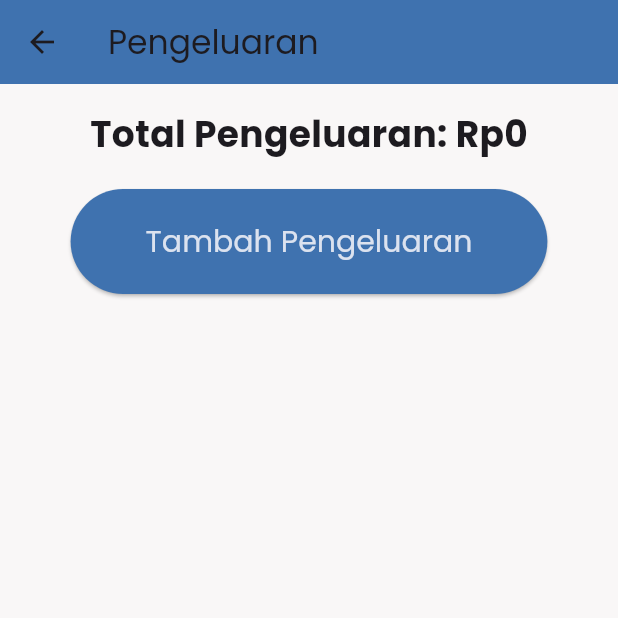
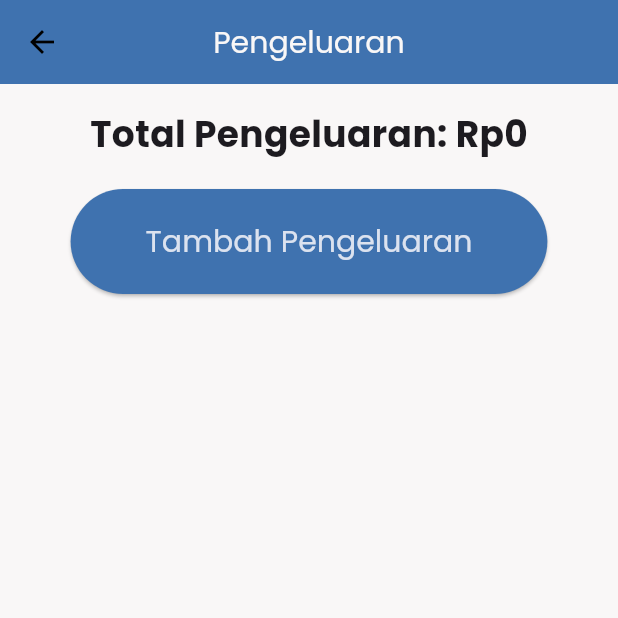
Before and after one commit to rifalarf/uanq, a Flutter app: the screen it shows after launch, after a tap on "Pengeluaran", on a phone screen of 412 x 824 dp, the top half of it. Run offline on Flutter 3.47's test engine with Material 3 defaults, Android fonts, the phone set to English and light mode, and no system bars; our stand-ins replace shared_preferences, syncfusion_flutter_datagrid.

Commit message:
fix appbar, dll

```diff
--- a/lib/expense_screen.dart
+++ b/lib/expense_screen.dart
@@ -4,13 +4,15 @@ import 'expense_form_screen.dart';
 import 'income_provider.dart';
 
 class ExpenseScreen extends StatelessWidget {
+  const ExpenseScreen({super.key});
+
   @override
   Widget build(BuildContext context) {
     final incomeProvider = Provider.of<IncomeProvider>(context);
 
     return Scaffold(
       appBar: AppBar(
-        title: Text('Pengeluaran'),
+        title: const Text('Pengeluaran'),
       ),
       body: Padding(
         padding: const EdgeInsets.all(16.0),
@@ -18,9 +20,9 @@ class ExpenseScreen extends StatelessWidget {
           children: <Widget>[
             Text(
               'Total Pengeluaran: ${incomeProvider.formatCurrency(incomeProvider.totalExpense)}',
-              style: TextStyle(fontSize: 24, fontWeight: FontWeight.bold),
+              style: const TextStyle(fontSize: 24, fontWeight: FontWeight.bold),
             ),
-            SizedBox(height: 20),
+            const SizedBox(height: 20),
             ElevatedButton(
               onPressed: () {
                 Navigator.push(
@@ -35,16 +37,16 @@ class ExpenseScreen extends StatelessWidget {
                   ),
                 );
               },
-              child: Text('Tambah Pengeluaran'),
               style: ElevatedButton.styleFrom(
-                foregroundColor: Color.fromARGB(255, 219, 226, 239),
-                backgroundColor: Color.fromARGB(
+                foregroundColor: const Color.fromARGB(255, 219, 226, 239),
+                backgroundColor: const Color.fromARGB(
                     255, 63, 114, 175), // Warna teks di dalam tombol
-                padding: EdgeInsets.symmetric(horizontal: 50, vertical: 20),
-                textStyle: TextStyle(fontSize: 20, fontFamily: 'Poppins'),
+                padding: const EdgeInsets.symmetric(horizontal: 50, vertical: 20),
+                textStyle: const TextStyle(fontSize: 20, fontFamily: 'Poppins'),
               ),
+              child: const Text('Tambah Pengeluaran'),
             ),
-            SizedBox(height: 20),
+            const SizedBox(height: 20),
             Expanded(
               child: ListView.builder(
                 itemCount: incomeProvider.expenseList.length,
@@ -58,7 +60,7 @@ class ExpenseScreen extends StatelessWidget {
                       mainAxisSize: MainAxisSize.min,
                       children: <Widget>[
                         IconButton(
-                          icon: Icon(Icons.edit),
+                          icon: const Icon(Icons.edit),
                           onPressed: () {
                             Navigator.push(
                               context,
@@ -77,7 +79,7 @@ class ExpenseScreen extends StatelessWidget {
                           },
                         ),
                         IconButton(
-                          icon: Icon(Icons.delete),
+                          icon: const Icon(Icons.delete),
                           onPressed: () {
                             incomeProvider.deleteExpense(index);
                           },
--- a/lib/home_screen.dart
+++ b/lib/home_screen.dart
@@ -7,6 +7,8 @@ import 'expense_screen.dart';
 import 'financial_report_screen.dart';
 
 class HomeScreen extends StatelessWidget {
+  const HomeScreen({super.key});
+
   @override
   Widget build(BuildContext context) {
     final incomeProvider = Provider.of<IncomeProvider>(context);
@@ -18,7 +20,7 @@ class HomeScreen extends StatelessWidget {
 
     return Scaffold(
       appBar: AppBar(
-        title: Text('Aplikasiku'),
+        title: const Text('Beranda'),
       ),
       body: Padding(
         padding: const EdgeInsets.all(16.0),
@@ -26,79 +28,40 @@ class HomeScreen extends StatelessWidget {
           child: Column(
             mainAxisAlignment: MainAxisAlignment.center,
             children: <Widget>[
-              Text(
+              const Text(
                 'Arus Kas',
-                style: TextStyle(fontSize: 24, fontWeight: FontWeight.bold),
+                style: TextStyle(fontSize: 24, fontWeight: FontWeight.w500),
               ),
               Text(
                 incomeProvider.formatCurrency(cashFlow),
-                style: TextStyle(fontSize: 32, fontWeight: FontWeight.bold),
+                style:
+                    const TextStyle(fontSize: 32, fontWeight: FontWeight.bold),
               ),
-              SizedBox(height: 20),
+              const SizedBox(height: 20),
               Row(
                 mainAxisAlignment: MainAxisAlignment.center,
                 children: <Widget>[
-                  Icon(Icons.arrow_downward, color: Colors.green),
-                  SizedBox(width: 8),
+                  const Icon(Icons.arrow_downward, color: Colors.green),
+                  const SizedBox(width: 8),
                   Text(
                     'Pemasukan: ${incomeProvider.formatCurrency(totalIncome)}',
-                    style: TextStyle(fontSize: 16, color: Colors.green),
+                    style: const TextStyle(fontSize: 16, color: Colors.green),
                   ),
                 ],
               ),
-              SizedBox(height: 10),
+              const SizedBox(height: 10),
               Row(
                 mainAxisAlignment: MainAxisAlignment.center,
                 children: <Widget>[
-                  Icon(Icons.arrow_upward, color: Colors.red),
-                  SizedBox(width: 8),
+                  const Icon(Icons.arrow_upward, color: Colors.red),
+                  const SizedBox(width: 8),
                   Text(
                     'Pengeluaran: ${incomeProvider.formatCurrency(totalExpense)}',
-                    style: TextStyle(fontSize: 16, color: Colors.red),
+                    style: const TextStyle(fontSize: 16, color: Colors.red),
                   ),
                 ],
               ),
-              SizedBox(height: 20),
-              SizedBox(
-                width: double.infinity,
-                child: ElevatedButton(
-                  onPressed: () {
-                    Navigator.push(
-                      context,
-                      MaterialPageRoute(builder: (context) => IncomeScreen()),
-                    );
-                  },
-                  child: Text('Pemasukan'),
-                  style: ElevatedButton.styleFrom(
-                    foregroundColor: Color.fromARGB(255, 219, 226, 239),
-                    backgroundColor: Color.fromARGB(
-                        255, 63, 114, 175), // Warna teks di dalam tombol
-                    padding: EdgeInsets.symmetric(horizontal: 30, vertical: 20),
-                    textStyle: TextStyle(fontSize: 20, fontFamily: 'Poppins'),
-                  ),
-                ),
-              ),
-              SizedBox(height: 20),
-              SizedBox(
-                width: double.infinity,
-                child: ElevatedButton(
-                  onPressed: () {
-                    Navigator.push(
-                      context,
-                      MaterialPageRoute(builder: (context) => ExpenseScreen()),
-                    );
-                  },
-                  child: Text('Pengeluaran'),
-                  style: ElevatedButton.styleFrom(
-                    foregroundColor: Color.fromARGB(255, 219, 226, 239),
-                    backgroundColor: Color.fromARGB(
-                        255, 63, 114, 175), // Warna teks di dalam tombol
-                    padding: EdgeInsets.symmetric(horizontal: 30, vertical: 20),
-                    textStyle: TextStyle(fontSize: 20, fontFamily: 'Poppins'),
-                  ),
-                ),
-              ),
-              SizedBox(height: 20),
+              const SizedBox(height: 20),
               SizedBox(
                 width: double.infinity,
                 child: ElevatedButton(
@@ -106,28 +69,77 @@ class HomeScreen extends StatelessWidget {
                     Navigator.push(
                       context,
                       MaterialPageRoute(
-                          builder: (context) => FinancialReportScreen()),
+                          builder: (context) => const IncomeScreen()),
                     );
                   },
-                  child: Text('Laporan Keuangan'),
                   style: ElevatedButton.styleFrom(
-                    foregroundColor: Color.fromARGB(255, 219, 226, 239),
-                    backgroundColor: Color.fromARGB(
+                    foregroundColor: const Color.fromARGB(255, 219, 226, 239),
+                    backgroundColor: const Color.fromARGB(
                         255, 63, 114, 175), // Warna teks di dalam tombol
-                    padding: EdgeInsets.symmetric(horizontal: 30, vertical: 20),
-                    textStyle: TextStyle(fontSize: 20, fontFamily: 'Poppins'),
+                    padding: const EdgeInsets.symmetric(
+                        horizontal: 30, vertical: 20),
+                    textStyle:
+                        const TextStyle(fontSize: 20, fontFamily: 'Poppins'),
                   ),
+                  child: const Text('Pemasukan'),
                 ),
               ),
-              SizedBox(height: 100),
-              Text(
+              const SizedBox(height: 20),
+              SizedBox(
+                width: double.infinity,
+                child: ElevatedButton(
+                  onPressed: () {
+                    Navigator.push(
+                      context,
+                      MaterialPageRoute(
+                          builder: (context) => const ExpenseScreen()),
+                    );
+                  },
+                  style: ElevatedButton.styleFrom(
+                    foregroundColor: const Color.fromARGB(255, 219, 226, 239),
+                    backgroundColor: const Color.fromARGB(
+                        255, 63, 114, 175), // Warna teks di dalam tombol
+                    padding: const EdgeInsets.symmetric(
+                        horizontal: 30, vertical: 20),
+                    textStyle:
+                        const TextStyle(fontSize: 20, fontFamily: 'Poppins'),
+                  ),
+                  child: const Text('Pengeluaran'),
+                ),
+              ),
+              const SizedBox(height: 20),
+              SizedBox(
+                width: double.infinity,
+                child: ElevatedButton(
+                  onPressed: () {
+                    Navigator.push(
+                      context,
+                      MaterialPageRoute(
+                          builder: (context) => const FinancialReportScreen()),
+                    );
+                  },
+                  style: ElevatedButton.styleFrom(
+                    foregroundColor: const Color.fromARGB(255, 219, 226, 239),
+                    backgroundColor: const Color.fromARGB(
+                        255, 63, 114, 175), // Warna teks di dalam tombol
+                    padding: const EdgeInsets.symmetric(
+                        horizontal: 30, vertical: 20),
+                    textStyle:
+                        const TextStyle(fontSize: 20, fontFamily: 'Poppins'),
+                  ),
+                  child: const Text('Laporan Keuangan'),
+                ),
+              ),
+              const SizedBox(height: 100),
+              const Text(
                 'Kutipan Hari Ini',
                 style: TextStyle(fontSize: 24, fontWeight: FontWeight.bold),
               ),
-              SizedBox(height: 10),
+              const SizedBox(height: 10),
               Text(
                 randomQuote,
-                style: TextStyle(fontSize: 16, fontStyle: FontStyle.italic),
+                style:
+                    const TextStyle(fontSize: 16, fontStyle: FontStyle.italic),
                 textAlign: TextAlign.center,
               ),
             ],
--- a/lib/main.dart
+++ b/lib/main.dart
@@ -15,12 +15,21 @@ class MyApp extends StatelessWidget {
     return ChangeNotifierProvider(
       create: (context) => IncomeProvider(),
       child: MaterialApp(
-        title: 'Aplikasiku',
+        title: 'uanq',
         theme: ThemeData(
-          primaryColor: Color.fromRGBO(249, 247, 247, 1),
-          scaffoldBackgroundColor: Color.fromRGBO(249, 247, 247, 1),
-          appBarTheme: AppBarTheme(
-            color: Color.fromARGB(255, 63, 114, 175),
+          primaryColor: const Color.fromRGBO(249, 247, 247, 1), // Warna utama
+          scaffoldBackgroundColor:
+              const Color.fromRGBO(249, 247, 247, 1), // Warna latar belakang
+          appBarTheme: const AppBarTheme(
+            color: Color.fromARGB(255, 63, 114, 175), // Warna AppBar
+            centerTitle: true, // Posisikan judul di tengah
+            titleTextStyle: TextStyle(
+              color: Color.fromRGBO(249, 247, 247, 1), // Warna judul putih
+              fontFamily: 'Poppins',
+              fontSize: 20,
+              fontWeight: FontWeight.normal,
+            ),
+            iconTheme: IconThemeData(color: Colors.black), // Warna ikon AppBar
           ),
           textTheme: const TextTheme(
             bodyMedium: TextStyle(fontFamily: 'Poppins'),
@@ -39,9 +48,9 @@ class MyApp extends StatelessWidget {
           ),
           elevatedButtonTheme: ElevatedButtonThemeData(
             style: ElevatedButton.styleFrom(
-              foregroundColor: Color.fromARGB(255, 219, 226, 239),
-              backgroundColor: Color.fromARGB(255, 63, 114, 175),
-              textStyle: TextStyle(fontFamily: 'Poppins'),
+              foregroundColor: const Color.fromARGB(255, 219, 226, 239),
+              backgroundColor: const Color.fromARGB(255, 63, 114, 175),
+              textStyle: const TextStyle(fontFamily: 'Poppins'),
             ),
           ),
         ),
--- a/lib/splash_screen.dart
+++ b/lib/splash_screen.dart
@@ -15,7 +15,7 @@ class _SplashScreenState extends State<SplashScreen> {
     super.initState();
     Timer(const Duration(seconds: 3), () {
       Navigator.of(context).pushReplacement(
-        MaterialPageRoute(builder: (context) => HomeScreen()),
+        MaterialPageRoute(builder: (context) => const HomeScreen()),
       );
     });
   }
```
Also changed, not shown: lib/expense_form_screen.dart (+12 -12 lines), lib/income_form_screen.dart (+12 -12 lines), lib/income_screen.dart (+13 -11 lines), 6 other files.
